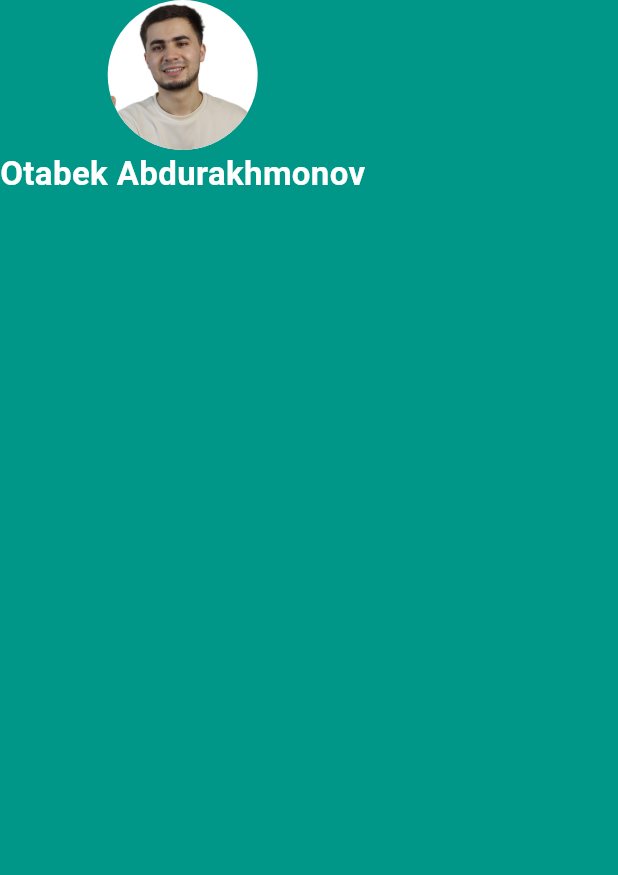
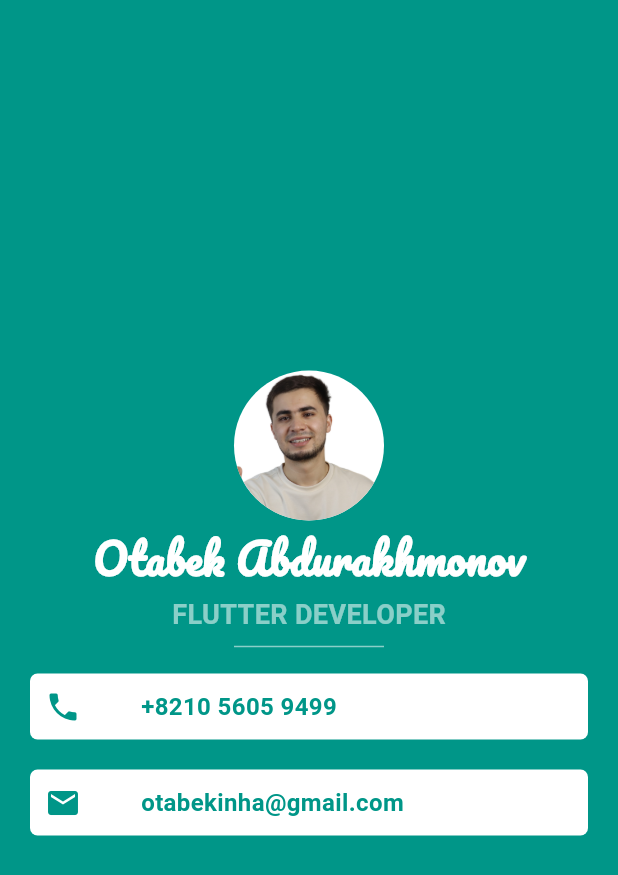
Before and after one commit to otabekinha/flutter_mi_card, a Flutter app: the screen it shows after launch, on a phone screen of 412 x 824 dp. Shown: the top 875 px of the screen. Run offline on Flutter 3.47's test engine with Material 3 defaults, Android fonts, the phone set to English and light mode, and no system bars.

Commit message:
Basic MI_CARD completed

```diff
--- a/lib/main.dart
+++ b/lib/main.dart
@@ -13,27 +13,98 @@ class MyApp extends StatelessWidget {
       home: Scaffold(
         backgroundColor: Colors.teal,
         body: SafeArea(
+          child: Center(
             child: Column(
+              mainAxisAlignment: MainAxisAlignment.center,
               children: [
-              CircleAvatar(
+                const CircleAvatar(
                   radius: 50,
                   backgroundColor: Colors.white,
                   backgroundImage: AssetImage(
                     'images/myphoto.png',
                   ),
                 ),
-              Text(
+                const SizedBox(height: 5),
+                const Text(
                   'Otabek Abdurakhmonov',
                   style: TextStyle(
-                  fontSize: 22,
+                    fontFamily: 'Pacifico',
+                    fontSize: 28,
                     fontWeight: FontWeight.bold,
                     color: Colors.white,
+                  ),
+                ),
+                const SizedBox(height: 5),
+                Text(
+                  'Flutter Developer'.toUpperCase(),
+                  style: const TextStyle(
+                    fontSize: 18,
+                    fontWeight: FontWeight.bold,
+                    color: Colors.white54,
+                  ),
+                ),
+                Container(
+                  width: 100,
+                  child: const Divider(
+                    color: Colors.white54,
+                  ),
+                ),
+                const SizedBox(height: 10),
+                Container(
+                  margin: const EdgeInsets.symmetric(horizontal: 20),
+                  padding: const EdgeInsets.all(10),
+                  decoration: BoxDecoration(
+                    color: Colors.white,
+                    borderRadius: BorderRadius.circular(5),
+                  ),
+                  child: const Row(
+                    children: [
+                      Icon(
+                        Icons.phone,
+                        color: Colors.teal,
+                      ),
+                      SizedBox(width: 40),
+                      Text(
+                        '+8210 5605 9499',
+                        style: TextStyle(
+                          color: Colors.teal,
+                          fontSize: 16,
+                          fontWeight: FontWeight.bold,
+                        ),
+                      ),
+                    ],
+                  ),
+                ),
+                Container(
+                  margin: const EdgeInsets.all(20),
+                  padding: const EdgeInsets.all(10),
+                  decoration: BoxDecoration(
+                    color: Colors.white,
+                    borderRadius: BorderRadius.circular(5),
+                  ),
+                  child: const Row(
+                    children: [
+                      Icon(
+                        Icons.email,
+                        color: Colors.teal,
+                      ),
+                      SizedBox(width: 40),
+                      Text(
+                        'otabekinha@gmail.com',
+                        style: TextStyle(
+                          color: Colors.teal,
+                          fontSize: 16,
+                          fontWeight: FontWeight.bold,
+                        ),
+                      ),
+                    ],
                   ),
                 ),
               ],
             ),
           ),
         ),
+      ),
     );
   }
 }
```
Lines whose indentation alone changed are shown as unchanged.
